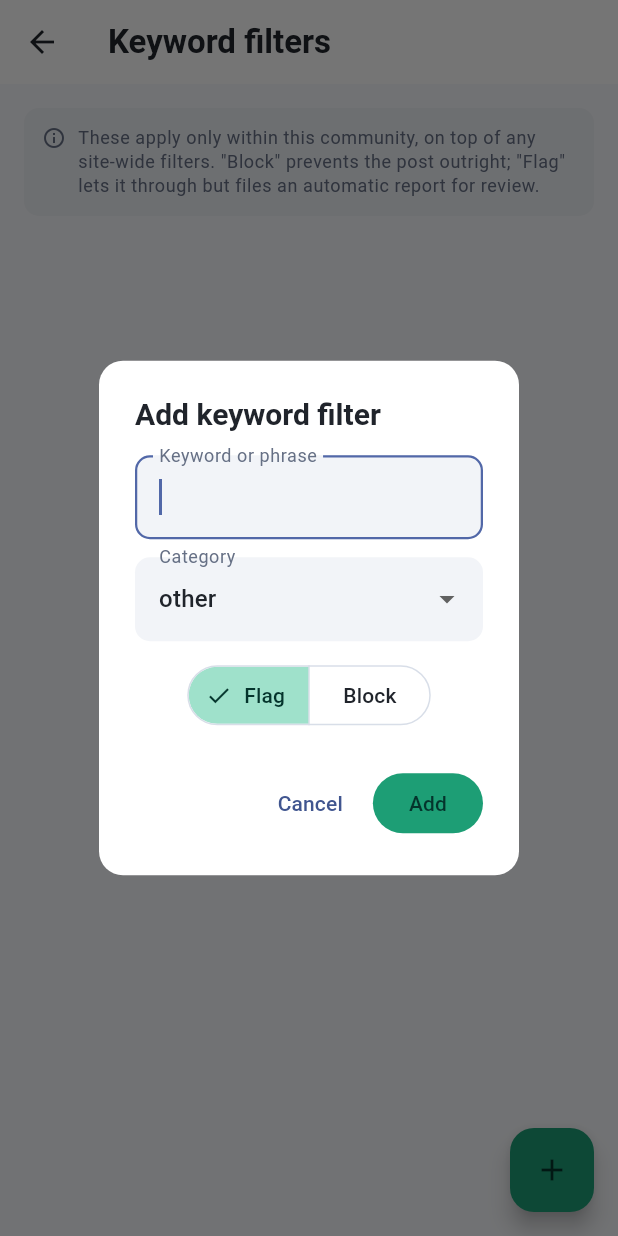
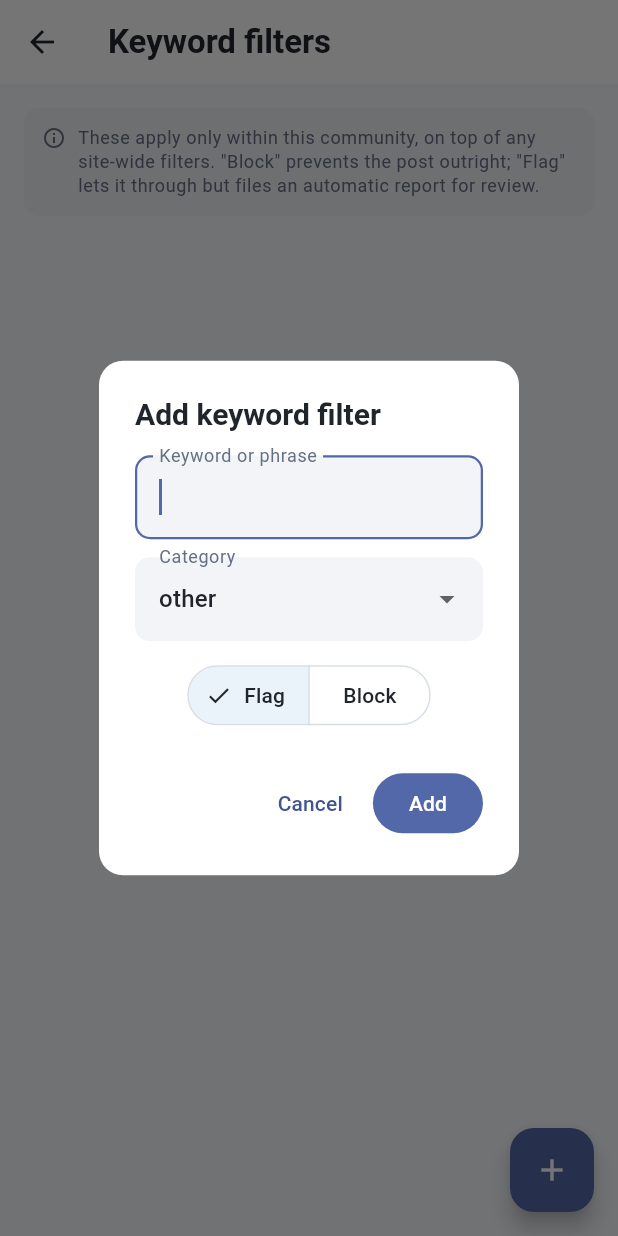
Before and after one commit to ssingh1432/gather, a Flutter app: the CommunityKeywordFiltersScreen screen opened directly with empty values, after a tap on the "add" icon, on a phone screen of 412 x 824 dp. Run offline on Flutter 3.47's test engine with Material 3 defaults, Android fonts, the phone set to English and light mode, and no system bars; our stand-ins replace audioplayers, cached_network_image, file_picker, firebase_core, firebase_messaging, flutter_dotenv and 15 more; missing offline and left inert: dart:js_interop, gal, receive_sharing_intent; accounts and stored records are empty; network calls fail; statements that could not run were skipped.

Commit message:
theme: align community keyword filter visuals

```diff
--- a/flutter_app/lib/features/communities/community_keyword_filters_screen.dart
+++ b/flutter_app/lib/features/communities/community_keyword_filters_screen.dart
@@ -63,11 +63,12 @@ class _CommunityKeywordFiltersScreenState extends State<CommunityKeywordFiltersS
 
   @override
   Widget build(BuildContext context) {
+    final scheme = Theme.of(context).colorScheme;
     return Scaffold(
       appBar: AppBar(title: const Text('Keyword filters', style: TextStyle(fontWeight: FontWeight.w700))),
       floatingActionButton: FloatingActionButton(
-        backgroundColor: AppColors.brandTeal,
-        foregroundColor: AppColors.onBrandTeal,
+        backgroundColor: scheme.primary,
+        foregroundColor: scheme.onPrimary,
         onPressed: _addFilter,
         child: const Icon(Icons.add),
       ),
@@ -89,7 +90,7 @@ class _CommunityKeywordFiltersScreenState extends State<CommunityKeywordFiltersS
                         child: Row(
                           crossAxisAlignment: CrossAxisAlignment.start,
                           children: [
-                            Icon(Icons.info_outline, size: 16, color: Theme.of(context).colorScheme.onSurfaceVariant),
+                            Icon(Icons.info_outline, size: 16, color: scheme.onSurfaceVariant),
                             const SizedBox(width: 8),
                             Expanded(
                               child: Text(
@@ -113,16 +114,17 @@ class _CommunityKeywordFiltersScreenState extends State<CommunityKeywordFiltersS
                                     child: Builder(builder: (context) {
                                       final severity = f['severity'] as String? ?? 'flag';
                                       final isBlock = severity == 'block';
+                                      final statusColor = isBlock ? scheme.error : scheme.tertiary;
                                       return ListTile(
                                         leading: Container(
                                           width: 40,
                                           height: 40,
                                           decoration: BoxDecoration(
-                                            color: (isBlock ? Colors.red : Colors.orange).withValues(alpha: 0.14),
+                                            color: statusColor.withValues(alpha: 0.14),
                                             borderRadius: BorderRadius.circular(CommunityTokens.radiusSm),
                                           ),
                                           alignment: Alignment.center,
-                                          child: Icon(isBlock ? Icons.block : Icons.flag_outlined, color: isBlock ? Colors.red : Colors.orange, size: 19),
+                                          child: Icon(isBlock ? Icons.block : Icons.flag_outlined, color: statusColor, size: 19),
                                         ),
                                         title: Text(f['keyword'] as String? ?? '', style: const TextStyle(fontWeight: FontWeight.w600)),
                                         subtitle: Text('${f['category']} · $severity'),
@@ -171,6 +173,7 @@ class _AddFilterDialogState extends State<_AddFilterDialog> {
 
   @override
   Widget build(BuildContext context) {
+    final scheme = Theme.of(context).colorScheme;
     return AlertDialog(
       title: const Text('Add keyword filter'),
       content: SingleChildScrollView(
@@ -198,8 +201,8 @@ class _AddFilterDialogState extends State<_AddFilterDialog> {
               selected: {_severity},
               onSelectionChanged: (s) => setState(() => _severity = s.first),
               style: SegmentedButton.styleFrom(
-                selectedBackgroundColor: AppColors.brandTealLight,
-                selectedForegroundColor: AppColors.onBrandTeal,
+                selectedBackgroundColor: scheme.secondaryContainer,
+                selectedForegroundColor: scheme.onSecondaryContainer,
               ),
             ),
           ],
@@ -209,8 +212,8 @@ class _AddFilterDialogState extends State<_AddFilterDialog> {
         TextButton(onPressed: () => Navigator.pop(context), child: const Text('Cancel')),
         FilledButton(
           style: FilledButton.styleFrom(
-            backgroundColor: AppColors.brandTeal,
-            foregroundColor: AppColors.onBrandTeal,
+            backgroundColor: scheme.primary,
+            foregroundColor: scheme.onPrimary,
             shape: RoundedRectangleBorder(borderRadius: BorderRadius.circular(CommunityTokens.radiusPill)),
           ),
           onPressed: () {
```
